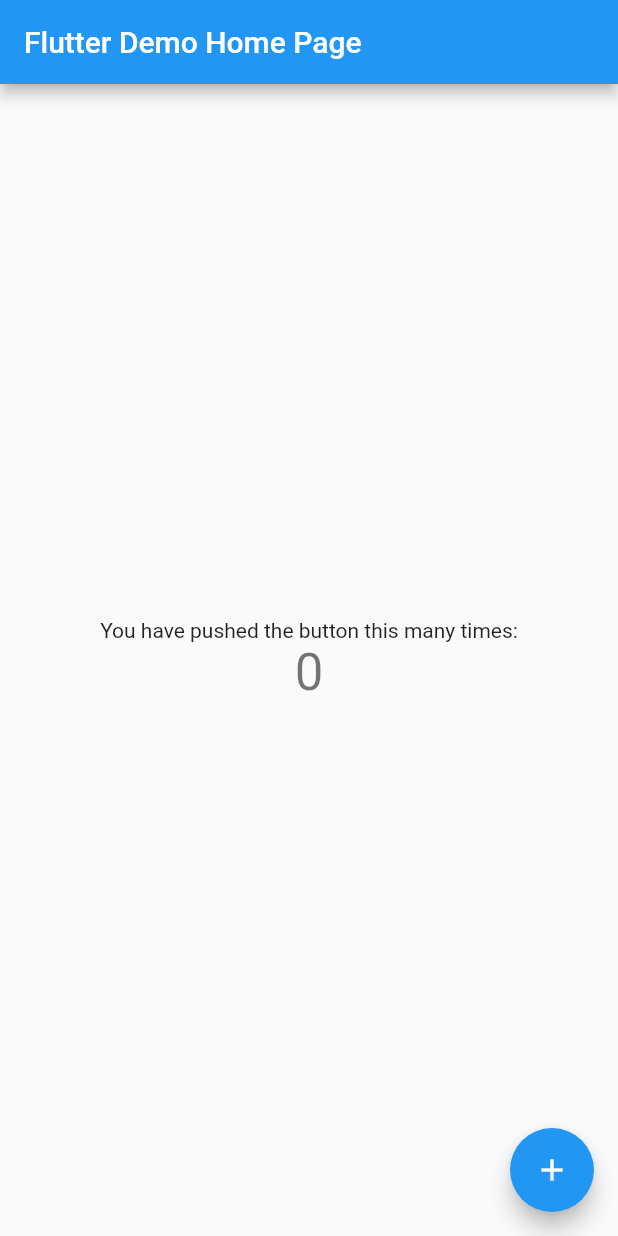
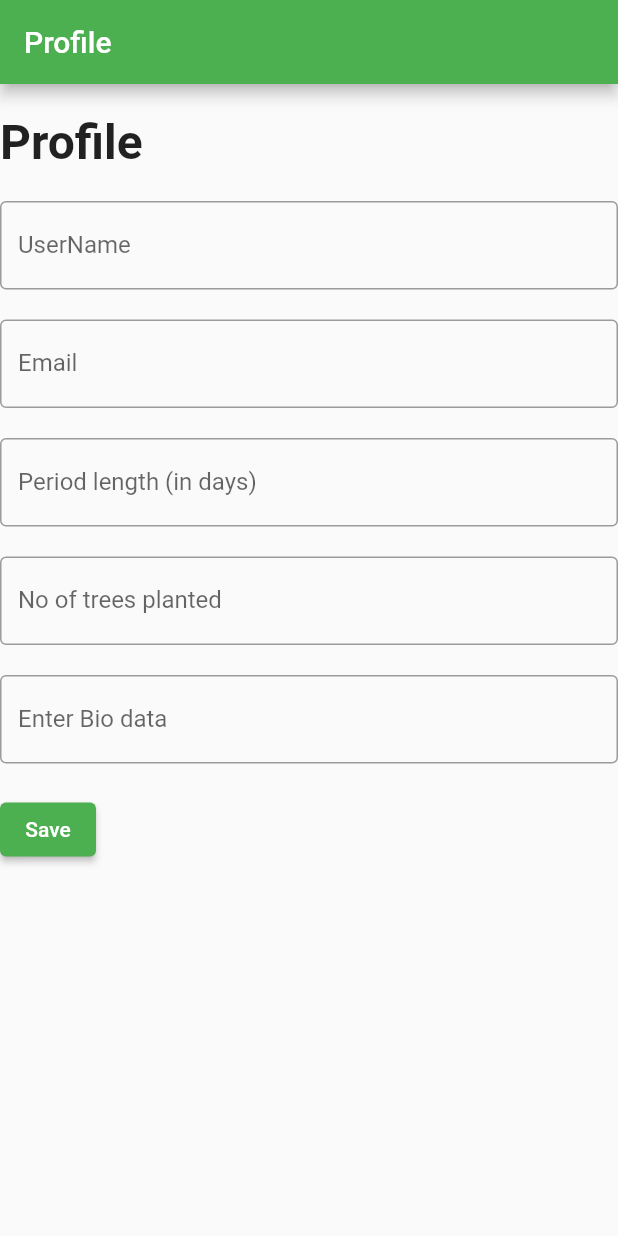
Before and after one commit to KING-CYBERTON/firestore_ui, a Flutter app: the screen it shows after launch, on a phone screen of 412 x 824 dp. Run offline on Flutter 3.47's test engine with Material 2 defaults, Android fonts, the phone set to English and light mode, and no system bars; our stand-ins replace get.

Commit message:
second commit

```diff
--- /dev/null
+++ b/lib/Views/Form.dart
@@ -0,0 +1,134 @@
+// ignore_for_file: unused_element
+
+
+import 'package:flutter/material.dart';
+import 'package:get/get.dart';
+
+class ProfileTab extends StatefulWidget {
+  const ProfileTab({Key? key}) : super(key: key);
+
+  @override
+  State<ProfileTab> createState() => _ProfileTabState();
+}
+
+class _ProfileTabState extends State<ProfileTab> {
+  late DateTime selectedDate;
+  final _formKey = GlobalKey<FormState>();
+  final _UsernameController = TextEditingController();
+  final _AgeController = TextEditingController();
+  final _RegionController = TextEditingController();
+  final _NTPController = TextEditingController();
+  final _BioController = TextEditingController();
+
+  bool _isLoading = false;
+
+
+
+  @override
+  Widget build(BuildContext context) {
+    String? emailValidator(String? value) {
+      if (value == null || value.isEmpty) {
+        return 'Email is required';
+      }
+      final emailRegExp = RegExp(r'^[\w-\.]+@([\w-]+\.)+[\w-]{2,}$');
+      if (!emailRegExp.hasMatch(value)) {
+        return 'Invalid email address';
+      }
+      return null;
+    }
+
+    return Scaffold(
+      appBar: AppBar(
+        title: Text('Profile'),
+      ),
+      body: SingleChildScrollView(
+        child: Form(
+          key: _formKey,
+          child: Column(
+              crossAxisAlignment: CrossAxisAlignment.start,
+              children: <Widget>[
+                const SizedBox(height: 20.0),
+                const Text(
+                  'Profile',
+                  style: TextStyle(fontSize: 32.0, fontWeight: FontWeight.bold),
+                ),
+                const SizedBox(height: 20.0),
+                TextFormField(
+                  controller: _UsernameController,
+                  decoration: const InputDecoration(
+                    labelText: 'UserName',
+                    border: OutlineInputBorder(),
+                  ),
+                  validator: (value) {
+                    if (value == null || value.isEmpty) {
+                      return 'Please enter your Username';
+                    }
+                    return null;
+                  },
+                ),
+                const SizedBox(height: 20.0),
+                TextFormField(
+                  controller: _AgeController,
+                  decoration: const InputDecoration(
+                    labelText: 'Email',
+                    border: OutlineInputBorder(),
+                  ),
+                ),
+                const SizedBox(height: 20.0),
+                TextFormField(
+                  controller: _RegionController,
+                  keyboardType: TextInputType.number,
+                  decoration: const InputDecoration(
+                    labelText: 'Period length (in days)',
+                    border: OutlineInputBorder(),
+                  ),
+                  validator: (value) {
+                    if (value == null || value.isEmpty) {
+                      return 'Please enter your period length';
+                    }
+                    return null;
+                  },
+                ),
+                const SizedBox(height: 20.0),
+                TextFormField(
+                  controller: _NTPController,
+                  keyboardType: TextInputType.number,
+                  decoration: const InputDecoration(
+                    labelText: 'No of trees planted',
+                    border: OutlineInputBorder(),
+                  ),
+                  validator: (value) {
+                    if (value == null || value.isEmpty) {
+                      return 'Please enter your NO of trees';
+                    }
+                    return null;
+                  },
+                ),
+                const SizedBox(height: 20.0),
+                TextFormField(
+                  controller: _BioController,
+                  decoration: const InputDecoration(
+                    labelText: 'Enter Bio data',
+                    border: OutlineInputBorder(),
+                  ),
+                  validator: (value) {
+                    if (value == null || value.isEmpty) {
+                      return 'Please enter a Bio data';
+                    }
+                    return null;
+                  },
+                ),
+                const SizedBox(height: 20.0),
+                ElevatedButton(
+                  onPressed: () {
+                    Get.toNamed('Profile');
+
+                  },
+                  child: const Text('Save'),
+                ),
+              ]),
+        ),
+      ),
+    );
+  }
+}
--- a/lib/main.dart
+++ b/lib/main.dart
@@ -1,7 +1,13 @@
+import 'package:firestore_ui/Views/Splash.dart';
 import 'package:flutter/material.dart';
 
-void main() {
-  runApp(const MyApp());
+import 'package:firestore_ui/Views/Profile.dart';
+import 'package:firestore_ui/Views/Form.dart';
+import 'package:get/get.dart';
+
+
+void main() async {
+    runApp(const MyApp());
 }
 
 class MyApp extends StatelessWidget {
@@ -10,106 +16,18 @@
   // This widget is the root of your application.
   @override
   Widget build(BuildContext context) {
-    return MaterialApp(
-      title: 'Flutter Demo',
+    return GetMaterialApp(
+      title: 'Tree Life',
+      debugShowCheckedModeBanner: false,
       theme: ThemeData(
-        // This is the theme of your application.
-        //
-        // Try running your application with "flutter run". You'll see the
-        // application has a blue toolbar. Then, without quitting the app, try
-        // changing the primarySwatch below to Colors.green and then invoke
-        // "hot reload" (press "r" in the console where you ran "flutter run",
-        // or simply save your changes to "hot reload" in a Flutter IDE).
-        // Notice that the counter didn't reset back to zero; the application
-        // is not restarted.
-        primarySwatch: Colors.blue,
+        primarySwatch: Colors.green,
       ),
-      home: const MyHomePage(title: 'Flutter Demo Home Page'),
+      getPages: [
+        GetPage(name: '/', page: () => const SplashScreen()),
+        GetPage(name: '/Profile', page: () => UserProfileScreen()),
+        GetPage(name: '/Form', page: () => ProfileTab()),
+      ],
+      initialRoute: '/Form',
     );
   }
 }
-
-class MyHomePage extends StatefulWidget {
-  const MyHomePage({super.key, required this.title});
-
-  // This widget is the home page of your application. It is stateful, meaning
-  // that it has a State object (defined below) that contains fields that affect
-  // how it looks.
-
-  // This class is the configuration for the state. It holds the values (in this
-  // case the title) provided by the parent (in this case the App widget) and
-  // used by the build method of the State. Fields in a Widget subclass are
-  // always marked "final".
-
-  final String title;
-
-  @override
-  State<MyHomePage> createState() => _MyHomePageState();
-}
-
-class _MyHomePageState extends State<MyHomePage> {
-  int _counter = 0;
-
-  void _incrementCounter() {
-    setState(() {
-      // This call to setState tells the Flutter framework that something has
-      // changed in this State, which causes it to rerun the build method below
-      // so that the display can reflect the updated values. If we changed
-      // _counter without calling setState(), then the build method would not be
-      // called again, and so nothing would appear to happen.
-      _counter++;
-    });
-  }
-
-  @override
-  Widget build(BuildContext context) {
-    // This method is rerun every time setState is called, for instance as done
-    // by the _incrementCounter method above.
-    //
-    // The Flutter framework has been optimized to make rerunning build methods
-    // fast, so that you can just rebuild anything that needs updating rather
-    // than having to individually change instances of widgets.
-    return Scaffold(
-      appBar: AppBar(
-        // Here we take the value from the MyHomePage object that was created by
-        // the App.build method, and use it to set our appbar title.
-        title: Text(widget.title),
-      ),
-      body: Center(
-        // Center is a layout widget. It takes a single child and positions it
-        // in the middle of the parent.
-        child: Column(
-          // Column is also a layout widget. It takes a list of children and
-          // arranges them vertically. By default, it sizes itself to fit its
-          // children horizontally, and tries to be as tall as its parent.
-          //
-          // Invoke "debug painting" (press "p" in the console, choose the
-          // "Toggle Debug Paint" action from the Flutter Inspector in Android
-          // Studio, or the "Toggle Debug Paint" command in Visual Studio Code)
-          // to see the wireframe for each widget.
-          //
-          // Column has various properties to control how it sizes itself and
-          // how it positions its children. Here we use mainAxisAlignment to
-          // center the children vertically; the main axis here is the vertical
-          // axis because Columns are vertical (the cross axis would be
-          // horizontal).
-          mainAxisAlignment: MainAxisAlignment.center,
-          children: <Widget>[
-            const Text(
-              'You have pushed the button this many times:',
-            ),
-            Text(
-              '$_counter',
-              style: Theme.of(context).textTheme.headline4,
-            ),
-          ],
-        ),
-      ),
-      floatingActionButton: FloatingActionButton(
-        onPressed: _incrementCounter,
-        tooltip: 'Increment',
-        child: const Icon(Icons.add),
-      ), // This trailing comma makes auto-formatting nicer for build methods.
-    );
-  }
-}
--- a/pubspec.yaml
+++ b/pubspec.yaml
@@ -36,6 +36,8 @@
   # The following adds the Cupertino Icons font to your application.
   # Use with the CupertinoIcons class for iOS style icons.
   cupertino_icons: ^1.0.2
+  cloud_firestore: ^4.8.0
+  get: ^4.6.5
 
 dev_dependencies:
   flutter_test:
@@ -61,6 +63,8 @@
 
   # To add assets to your application, add an assets section, like this:
   # assets:
+    assets:
+     - assets/images/
   #   - images/a_dot_burr.jpeg
   #   - images/a_dot_ham.jpeg
 
```
Also changed, not shown: lib/Constraits/CustomText.dart (added, +117 -0 lines), lib/Views/Profile.dart (added, +197 -0 lines), lib/Views/Splash.dart (added, +52 -0 lines), pubspec.lock, 4 other files.
